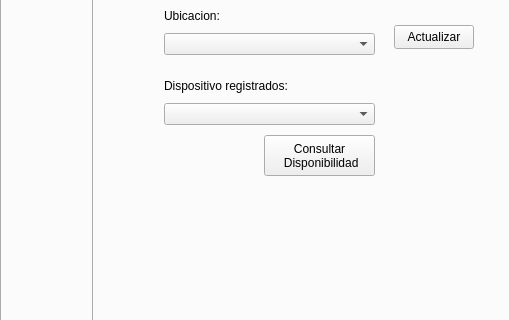
First picture: the form in ProyectoQT/Interfaz_Digital_SIgnage_USM/mainwindow.ui, repository seba-saca/Digital_Signage_USM, before the edit; both pictures show x 0 to 509 and y 217 to 537 of the 1280 by 720 pixel window.
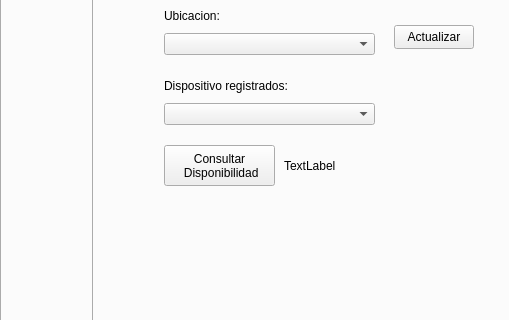
Second picture: the form after the edit. Icons and pictures are not drawn.

Patch:
```diff
--- a/ProyectoQT/Interfaz_Digital_SIgnage_USM/mainwindow.ui
+++ b/ProyectoQT/Interfaz_Digital_SIgnage_USM/mainwindow.ui
@@ -780,8 +780,8 @@
        <widget class="QPushButton" name="sincronizar_check_dispo">
         <property name="geometry">
          <rect>
-          <x>170</x>
-          <y>160</y>
+          <x>70</x>
+          <y>170</y>
           <width>111</width>
           <height>41</height>
          </rect>
@@ -848,6 +848,22 @@
          </item>
         </layout>
        </widget>
+       <widget class="QLabel" name="Estado_Disponibilidad">
+        <property name="geometry">
+         <rect>
+          <x>190</x>
+          <y>170</y>
+          <width>81</width>
+          <height>41</height>
+         </rect>
+        </property>
+        <property name="text">
+         <string>TextLabel</string>
+        </property>
+        <property name="scaledContents">
+         <bool>true</bool>
+        </property>
+       </widget>
       </widget>
      </widget>
     </widget>
```
